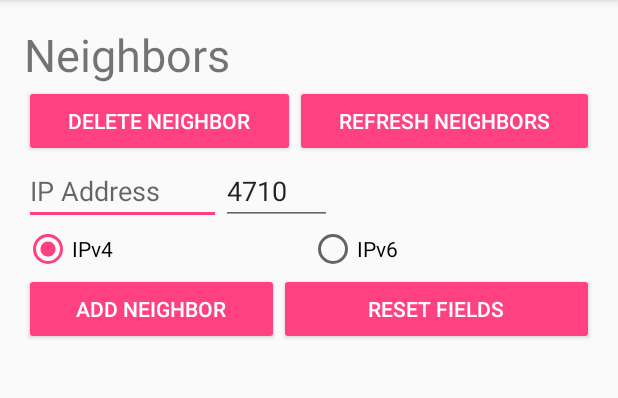
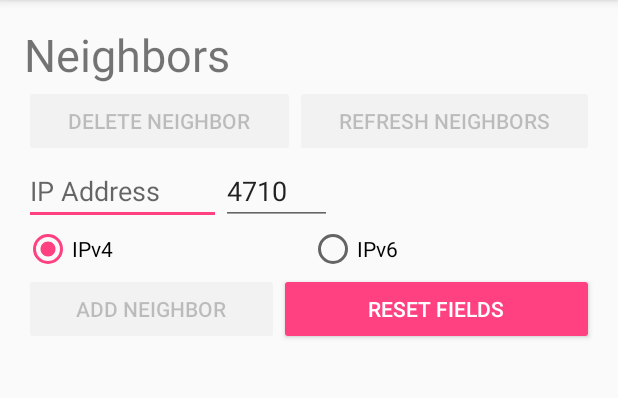
Before and after one commit to textbrowser/smoke, an Android app: the Settings screen opened directly, with no data from a screen before it, on a phone screen of 412 x 824 dp, the part 84-482 px from its top. Run offline under Robolectric (Android 15) with nearby library versions, the phone set to English and light mode, and no system bars.

Commit message:
Prepare to disable widgets.

```diff
--- a/Smoke/app/src/main/java/org/purple/smoke/Settings.java
+++ b/Smoke/app/src/main/java/org/purple/smoke/Settings.java
@@ -3,10 +3,12 @@ package org.purple.smoke;
 import android.content.Intent;
 import android.support.v7.app.AppCompatActivity;
 import android.os.Bundle;
+import android.text.Layout;
 import android.view.Menu;
 import android.view.MenuItem;
 import android.view.View;
 import android.widget.Button;
+import android.widget.LinearLayout;
 import android.widget.RadioButton;
 import android.widget.RadioGroup;
 import android.widget.TextView;
@@ -35,7 +37,15 @@ public class Settings extends AppCompatActivity {
             }
         });
 
-        RadioGroup radioGroup1 = (RadioGroup) findViewById(R.id.neighbors_ipv_radio_group);
+        Button button2 = (Button) findViewById(R.id.add_neighbor);
+
+        button2.setEnabled(false);
+        button2 = (Button) findViewById(R.id.delete_neighbor);
+        button2.setEnabled(false);
+        button2 = (Button) findViewById(R.id.refresh_neighbors);
+        button2.setEnabled(false);
+
+        final RadioGroup radioGroup1 = (RadioGroup) findViewById(R.id.neighbors_ipv_radio_group);
 
         radioGroup1.setOnCheckedChangeListener(new RadioGroup.OnCheckedChangeListener()
         {
--- a/Smoke/app/src/main/res/layout/activity_settings.xml
+++ b/Smoke/app/src/main/res/layout/activity_settings.xml
@@ -38,7 +38,8 @@
                 <LinearLayout
                     android:layout_width="match_parent"
                     android:layout_height="wrap_content"
-                    android:orientation="vertical">
+                    android:orientation="vertical"
+                    android:id="@+id/neighbors_layout">
 
                     <TextView
                         android:text="@string/neighbors"
@@ -61,14 +62,16 @@
                             android:layout_width="wrap_content"
                             android:layout_height="wrap_content"
                             android:layout_weight="1"
-                            style="@style/Widget.AppCompat.Button.Colored" />
+                            style="@style/Widget.AppCompat.Button.Colored"
+                            android:id="@+id/delete_neighbor" />
 
                         <Button
                             android:text="@string/refresh_neighbors"
                             android:layout_width="wrap_content"
                             android:layout_height="wrap_content"
                             android:layout_weight="1"
-                            style="@style/Widget.AppCompat.Button.Colored" />
+                            style="@style/Widget.AppCompat.Button.Colored"
+                            android:id="@+id/refresh_neighbors" />
                     </LinearLayout>
 
                     <LinearLayout
```
